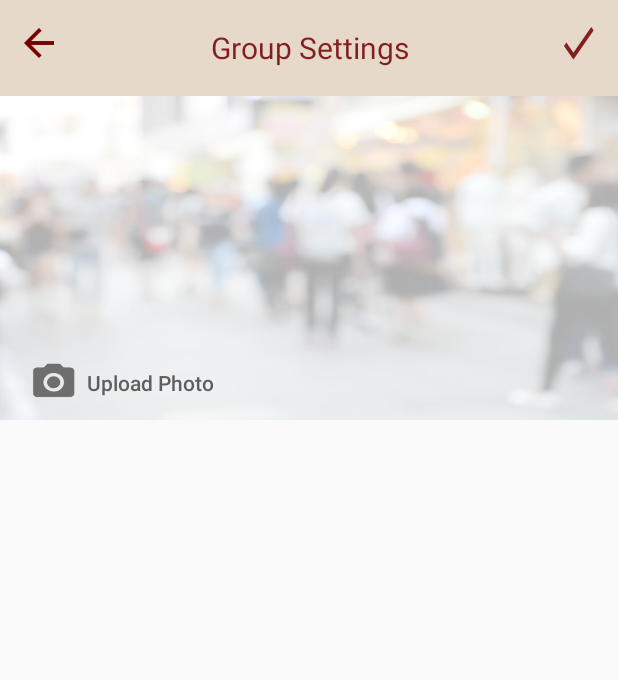
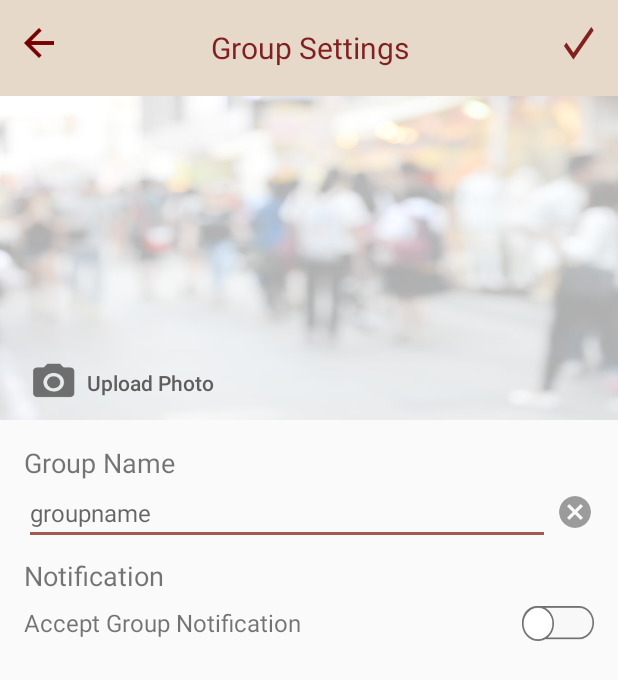
Before and after one commit to jtr860830/LifePrint-AndroidApp, an Android app: the GroupSetting screen opened directly, with no data from a screen before it, on a phone screen of 412 x 824 dp. Shown: the top 680 px of the screen. Run offline under Robolectric (Android 15) with nearby library versions, the phone set to English and light mode, and no system bars.

Commit message:
add group，group setting

```diff
--- a/app/src/main/java/com/example/user/navigation_calendar/GroupSetting.java
+++ b/app/src/main/java/com/example/user/navigation_calendar/GroupSetting.java
@@ -10,17 +10,24 @@ import android.support.v7.app.AppCompatActivity;
 import android.os.Bundle;
 import android.util.Log;
 import android.view.View;
+import android.widget.CompoundButton;
+import android.widget.EditText;
 import android.widget.ImageButton;
 import android.widget.ImageView;
+import android.widget.ToggleButton;
 
 import java.io.FileNotFoundException;
 
-public class GroupSetting extends AppCompatActivity implements View.OnClickListener  {
+public class GroupSetting extends AppCompatActivity implements View.OnClickListener, CompoundButton.OnCheckedChangeListener {
+
 
     ImageButton gs_back;
     ImageButton gs_save;
     ImageButton change_pic;
+    ImageButton gs_clean;
     ImageView group_pic;
+    EditText groupname;
+    ToggleButton gs_notification;
 
     @Override
     protected void onCreate(Bundle savedInstanceState) {
@@ -31,6 +38,16 @@ public class GroupSetting extends AppCompatActivity implements View.OnClickListe
         gs_back.setOnClickListener(this);
         gs_save=findViewById(R.id.gs_save);
         gs_save.setOnClickListener(this);
+
+        gs_clean=findViewById(R.id.gs_btnclean);
+        gs_clean.setOnClickListener(this);
+
+        gs_notification=findViewById(R.id.gs_toggleButton);
+        gs_notification.setTextOn("");
+        gs_notification.setTextOff("");
+        gs_notification.setChecked(false);
+        //gs_notification.setBackgroundDrawable(R.drawable.group15);
+        gs_notification.setOnCheckedChangeListener(this);
 
         //找Change Picture Button按鈕
         change_pic=findViewById(R.id.btn_changeGP1);
@@ -49,9 +66,13 @@ public class GroupSetting extends AppCompatActivity implements View.OnClickListe
                 break;
             case R.id.gs_save:
                 //post
+
                 finish();
                 break;
-
+            case R.id.gs_btnclean:
+                groupname=findViewById(R.id.gs_name);
+                groupname.setText("");
+                break;
             case R.id.btn_changeGP1  :
                 Intent intent = new Intent();
                 //開啟Pictures畫面Type設定為image
@@ -109,4 +130,12 @@ public class GroupSetting extends AppCompatActivity implements View.OnClickListe
         return intent;
     }
 
+    @Override
+    public void onCheckedChanged(CompoundButton compoundButton, boolean b) {
+        if(b){
+            compoundButton.setBackgroundResource(R.drawable.group14);
+        }else{
+            compoundButton.setBackgroundResource(R.drawable.group15);
+        }
+    }
 }
--- a/app/src/main/res/layout/activity_group_setting.xml
+++ b/app/src/main/res/layout/activity_group_setting.xml
@@ -89,4 +89,77 @@
             android:textColor="@color/tag" />
     </LinearLayout>
 
-    </android.support.constraint.ConstraintLayout >
+    <TextView
+        android:id="@+id/textView2"
+        android:layout_width="wrap_content"
+        android:layout_height="wrap_content"
+        android:layout_marginStart="16dp"
+        android:layout_marginTop="16dp"
+        android:text="Group Name"
+        android:textSize="18sp"
+        app:layout_constraintStart_toStartOf="parent"
+        app:layout_constraintTop_toBottomOf="@+id/group_pic" />
+
+    <EditText
+        android:id="@+id/gs_name"
+        android:layout_width="0dp"
+        android:layout_height="wrap_content"
+        android:layout_marginEnd="4dp"
+        android:layout_marginStart="16dp"
+        android:ems="10"
+        android:hint="groupname"
+        android:inputType="textPersonName"
+        android:textSize="16sp"
+        app:layout_constraintEnd_toStartOf="@+id/gs_btnclean"
+        app:layout_constraintStart_toStartOf="parent"
+        app:layout_constraintTop_toBottomOf="@+id/textView2" />
+
+    <ImageButton
+        android:id="@+id/gs_btnclean"
+        android:layout_width="25dp"
+        android:layout_height="25dp"
+        android:layout_marginEnd="16dp"
+        android:layout_marginTop="8dp"
+        android:background="@android:color/transparent"
+        android:scaleType="centerInside"
+        app:layout_constraintEnd_toEndOf="parent"
+        app:layout_constraintTop_toBottomOf="@+id/textView2"
+        app:srcCompat="@drawable/cancelicon" />
+
+    <TextView
+        android:id="@+id/textView3"
+        android:layout_width="wrap_content"
+        android:layout_height="wrap_content"
+        android:layout_marginStart="16dp"
+        android:layout_marginTop="8dp"
+        android:text="Notification"
+        android:textSize="18sp"
+        app:layout_constraintStart_toStartOf="parent"
+        app:layout_constraintTop_toBottomOf="@+id/gs_name" />
+
+    <TextView
+        android:id="@+id/textView4"
+        android:layout_width="wrap_content"
+        android:layout_height="wrap_content"
+        android:layout_marginStart="16dp"
+        android:layout_marginTop="8dp"
+        android:text="Accept Group Notification"
+        android:textSize="16sp"
+        app:layout_constraintStart_toStartOf="parent"
+        app:layout_constraintTop_toBottomOf="@+id/textView3" />
+
+    <ToggleButton
+        android:id="@+id/gs_toggleButton"
+        android:layout_width="48dp"
+        android:layout_height="23dp"
+        android:layout_marginEnd="16dp"
+        android:layout_marginStart="8dp"
+        android:layout_marginTop="8dp"
+        android:background="@drawable/group15"
+        android:text="ToggleButton"
+        app:layout_constraintEnd_toEndOf="parent"
+        app:layout_constraintHorizontal_bias="1.0"
+        app:layout_constraintStart_toEndOf="@+id/textView4"
+        app:layout_constraintTop_toBottomOf="@+id/textView3" />
+
+</android.support.constraint.ConstraintLayout >
```
Also changed, not shown: app/src/main/java/com/example/user/navigation_calendar/AddGroup.java (+29 -2 lines), app/src/main/res/layout/activity_add_group.xml (+71 -0 lines).
